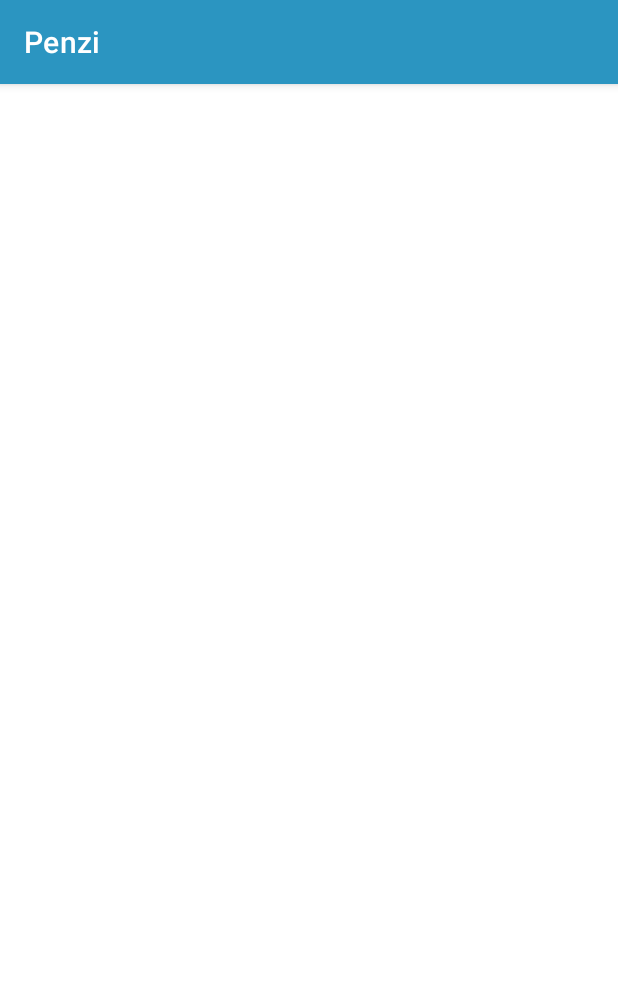
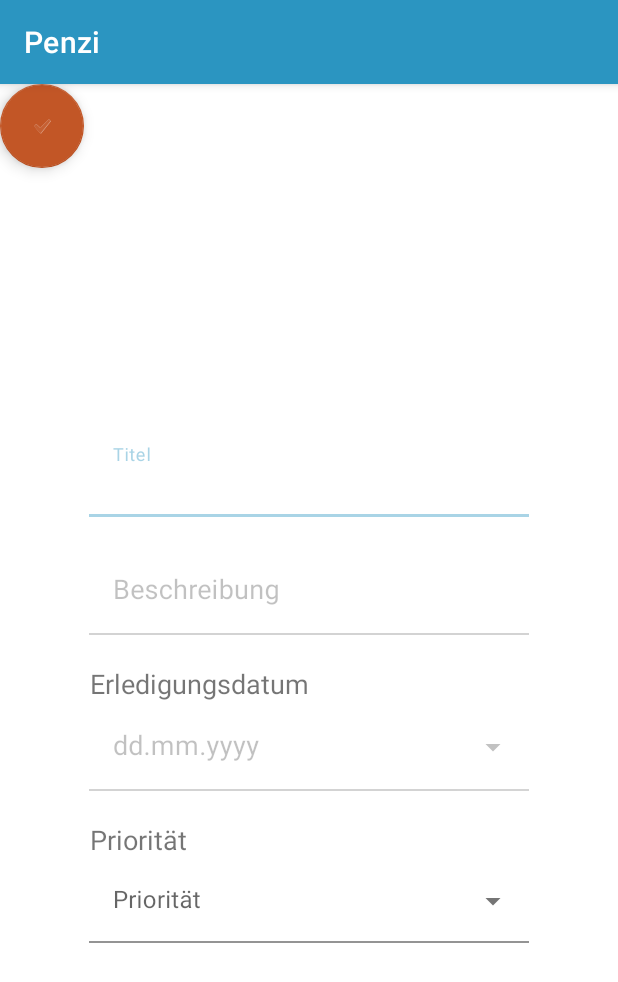
Before and after one commit to leZayn/m335_project, an Android app: the CreateActivity screen opened directly, with no data from a screen before it, on a phone screen of 412 x 824 dp. Shown: the top 982 px of the screen. Run offline under Robolectric (Android 15) with nearby library versions, the light colour scheme and no system bars; 2 statements that could not run were skipped.

Commit message:
Added datepicker and dropdown menu

```diff
--- a/Penz/app/src/main/java/m335/penz/CreateActivity.java
+++ b/Penz/app/src/main/java/m335/penz/CreateActivity.java
@@ -3,49 +3,53 @@ package m335.penz;
 import android.app.DatePickerDialog;
 import android.os.Bundle;
 import android.text.InputType;
-import android.view.View;
-import android.widget.DatePicker;
+import android.widget.ArrayAdapter;
 
 import androidx.appcompat.app.AppCompatActivity;
 
+import com.google.android.material.datepicker.MaterialDatePicker;
+import com.google.android.material.datepicker.MaterialPickerOnPositiveButtonClickListener;
 import com.google.android.material.textfield.TextInputEditText;
+import com.google.android.material.textfield.TextInputLayout;
 
-import java.util.Calendar;
+import java.util.Arrays;
+import java.util.List;
 
 import m335.penz.persistence.PendencyDao;
 
 public class CreateActivity extends AppCompatActivity {
 
-/*   private PendencyDao pendencyDao;
+    private PendencyDao pendencyDao;
 
     private DatePickerDialog datePickerDialog;
-    private TextInputEditText textInputEditText;
+    private TextInputEditText textInputEditTextCalendar;
+    private TextInputLayout textInputLayout;
 
     @Override
     protected void onCreate(Bundle savedInstanceState) {
         super.onCreate(savedInstanceState);
         setContentView(R.layout.activity_create);
-        textInputEditText = findViewById(R.id.btn_datePicker);
-        textInputEditText.setInputType(InputType.TYPE_NULL);
-        textInputEditText.setOnClickListener(new View.OnClickListener() {
-            @Override
-            public void onClick(View view) {
-                System.out.println("--------------- CLICK ---------------");
-                final Calendar calendar = Calendar.getInstance();
-                int day = calendar.get(Calendar.DAY_OF_MONTH);
-                int month = calendar.get(Calendar.MONTH);
-                int year = calendar.get(Calendar.YEAR);
-                datePickerDialog = new DatePickerDialog(CreateActivity.this, new DatePickerDialog.OnDateSetListener() {
-                    @Override
-                    public void onDateSet(DatePicker datePicker, int year, int month, int day) {
-                        textInputEditText.setText(day + "." + (month + 1) + "." + year);
-                    }
-                }, year, month, day);
+        textInputEditTextCalendar = (TextInputEditText)findViewById(R.id.tE_datePicker);
+        textInputEditTextCalendar.setInputType(InputType.TYPE_NULL);
+        textInputEditTextCalendar.setOnClickListener(view -> {
+            System.out.println("--------------- CLICK ---------------");
+            MaterialDatePicker datePicker =
+                    MaterialDatePicker.Builder.datePicker()
+                            .setTitleText("Select date")
+                            .setSelection(MaterialDatePicker.todayInUtcMilliseconds())
+                            .build();
+            datePicker.addOnPositiveButtonClickListener(new MaterialPickerOnPositiveButtonClickListener() {
+                @Override
+                public void onPositiveButtonClick(Object selection) {
+                    textInputEditTextCalendar.setText(datePicker.getHeaderText());
+                }
+            });
+            datePicker.show(getSupportFragmentManager(), "tag");
+            System.out.println("--------------- CLICK2 ---------------");
+        });
 
-                datePickerDialog.show();
-
-                System.out.println("--------------- CLICK2 ---------------");
-            }
-        });
-    }*/
+        List<String> items = Arrays.asList("Option 1", "Option 2", "Option 3", "Option 4");
+        ArrayAdapter adapter = ArrayAdapter(requireContext(), R.layout.activity_create, items);
+        (textInputLayout.getEditText() as? AutoCompleteTextView)?.setAdapter(adapter)
+    }
 }
--- a/Penz/app/src/main/res/layout/activity_create.xml
+++ b/Penz/app/src/main/res/layout/activity_create.xml
@@ -9,18 +9,22 @@
     <com.google.android.material.textfield.TextInputLayout
         android:id="@+id/tF_titel"
         android:layout_width="293dp"
-        android:layout_height="47dp"
-        android:layout_marginStart="72dp"
-        android:layout_marginTop="300dp"
+        android:layout_height="wrap_content"
+        android:layout_marginStart="50dp"
+        android:layout_marginEnd="50dp"
+        android:layout_marginBottom="250dp"
         android:alpha="0.4"
         android:background="#FFFFFF"
         android:hint="@string/label_title"
+        app:layout_constraintBottom_toBottomOf="parent"
+        app:layout_constraintEnd_toEndOf="parent"
         app:layout_constraintStart_toStartOf="parent"
         app:layout_constraintTop_toTopOf="parent">
 
         <com.google.android.material.textfield.TextInputEditText
+            android:id="@+id/tE_titel"
             android:layout_width="293dp"
-            android:layout_height="47dp"
+            android:layout_height="match_parent"
             android:background="#FFFFFF"
             android:textSize="18sp" />
     </com.google.android.material.textfield.TextInputLayout>
@@ -28,52 +32,98 @@
     <com.google.android.material.textfield.TextInputLayout
         android:id="@+id/tF_beschreibung"
         android:layout_width="293dp"
-        android:layout_height="47dp"
-        android:layout_marginStart="72dp"
+        android:layout_height="wrap_content"
+        android:layout_marginStart="50dp"
         android:layout_marginTop="20dp"
+        android:layout_marginEnd="50dp"
         android:alpha="0.4"
         android:hint="@string/label_description"
+        app:layout_constraintEnd_toEndOf="parent"
         app:layout_constraintStart_toStartOf="parent"
         app:layout_constraintTop_toBottomOf="@+id/tF_titel">
 
         <com.google.android.material.textfield.TextInputEditText
+            android:id="@+id/tE_beschreibung"
             android:layout_width="293dp"
-            android:layout_height="47dp"
+            android:layout_height="match_parent"
             android:background="#FFFFFF"
             android:textSize="18sp" />
     </com.google.android.material.textfield.TextInputLayout>
-
 
     <TextView
         android:id="@+id/tV_erledigungsdatum"
         android:layout_width="152dp"
         android:layout_height="25dp"
-        android:layout_marginStart="72dp"
-        android:layout_marginTop="21dp"
-        android:text="Erledigungsdatum"
+        android:layout_marginStart="60dp"
+        android:layout_marginTop="20dp"
+        android:text="@string/title_date"
         android:textSize="18sp"
         app:layout_constraintStart_toStartOf="parent"
         app:layout_constraintTop_toBottomOf="@+id/tF_beschreibung" />
 
     <com.google.android.material.textfield.TextInputLayout
-        android:id="@+id/btn_datePicker"
+        android:id="@+id/tF_datePicker"
         style="?android:spinnerStyle"
         android:layout_width="293dp"
-        android:layout_height="47dp"
-        android:layout_marginStart="72dp"
+        android:layout_height="wrap_content"
+        android:layout_marginStart="50dp"
+        android:layout_marginEnd="50dp"
         android:alpha="0.4"
         android:hint="@string/label_date"
-        android:onClick=""
+        app:layout_constraintEnd_toEndOf="parent"
         app:layout_constraintStart_toStartOf="parent"
         app:layout_constraintTop_toBottomOf="@+id/tV_erledigungsdatum">
 
         <com.google.android.material.textfield.TextInputEditText
+            android:id="@+id/tE_datePicker"
             android:layout_width="293dp"
-            android:layout_height="47dp"
+            android:layout_height="match_parent"
             android:background="#FFFFFF"
             android:textSize="18sp" />
+
     </com.google.android.material.textfield.TextInputLayout>
 
 
+    <TextView
+        android:id="@+id/tV_priorität"
+        android:layout_width="152dp"
+        android:layout_height="25dp"
+        android:layout_marginStart="60dp"
+        android:layout_marginTop="20dp"
+        android:text="@string/label_priority"
+        android:textSize="18sp"
+        app:layout_constraintStart_toStartOf="parent"
+        app:layout_constraintTop_toBottomOf="@+id/tF_datePicker" />
+
+    <com.google.android.material.textfield.TextInputLayout
+        android:id="@+id/menu"
+        style="@style/Widget.MaterialComponents.TextInputLayout.FilledBox.ExposedDropdownMenu"
+        android:layout_width="293dp"
+        android:layout_height="wrap_content"
+        android:layout_marginStart="50dp"
+        android:layout_marginEnd="50dp"
+        android:hint="@string/label_priority"
+        app:layout_constraintEnd_toEndOf="parent"
+        app:layout_constraintStart_toStartOf="parent"
+        app:layout_constraintTop_toBottomOf="@+id/tV_priorität">
+
+        <AutoCompleteTextView
+            android:id="@+id/tF_prio_menu"
+            android:layout_width="293dp"
+            android:layout_height="match_parent"
+            android:background="#FFFFFF"
+            android:backgroundTint="#FFFFFF"
+            android:inputType="none" />
+    </com.google.android.material.textfield.TextInputLayout>
+
+    <com.google.android.material.floatingactionbutton.FloatingActionButton
+        android:id="@+id/btn_submit"
+        android:layout_width="wrap_content"
+        android:layout_height="wrap_content"
+        android:clickable="true"
+        app:srcCompat="?android:attr/textCheckMark"
+        tools:layout_editor_absoluteX="317dp"
+        tools:layout_editor_absoluteY="625dp" />
+
 
 </androidx.constraintlayout.widget.ConstraintLayout>
--- a/Penz/app/src/main/res/values/priorities.xml
+++ b/Penz/app/src/main/res/values/priorities.xml
@@ -2,5 +2,5 @@
 <resources>
     <string name="high">Hoch</string>
     <string name="standard">Normal</string>
-    <string name="low">Nieddrig</string>
+    <string name="low">Niedrig</string>
 </resources>
--- a/Penz/app/src/main/res/values/strings.xml
+++ b/Penz/app/src/main/res/values/strings.xml
@@ -5,5 +5,10 @@
     <string name="label_description">Beschreibung</string>
     <string name="label_date">dd.mm.yyyy</string>
     <string name="title_date">Erledigungsdatum</string>
+    <string name="title_priority">Priorität</string>
     <string name="helpertext_lettercount">"? / ?"</string>
+    <string name="label_priority">Priorität</string>
+    <string name="priority_low">Niedrig</string>
+    <string name="priority_normal">Normal</string>
+    <string name="priority_high">Hoch</string>
 </resources>
--- a/Penz/build.gradle
+++ b/Penz/build.gradle
@@ -6,7 +6,6 @@ buildscript {
     }
     dependencies {
         classpath "com.android.tools.build:gradle:4.2.1"
-
         // NOTE: Do not place your application dependencies here; they belong
         // in the individual module build.gradle files
     }
```
